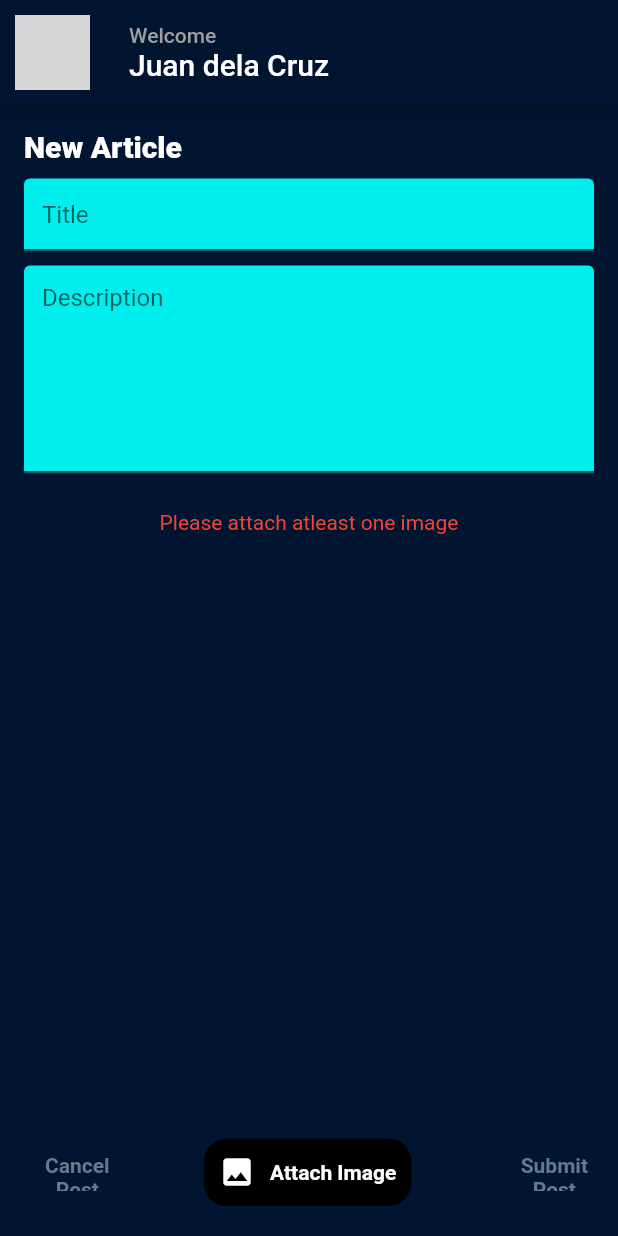
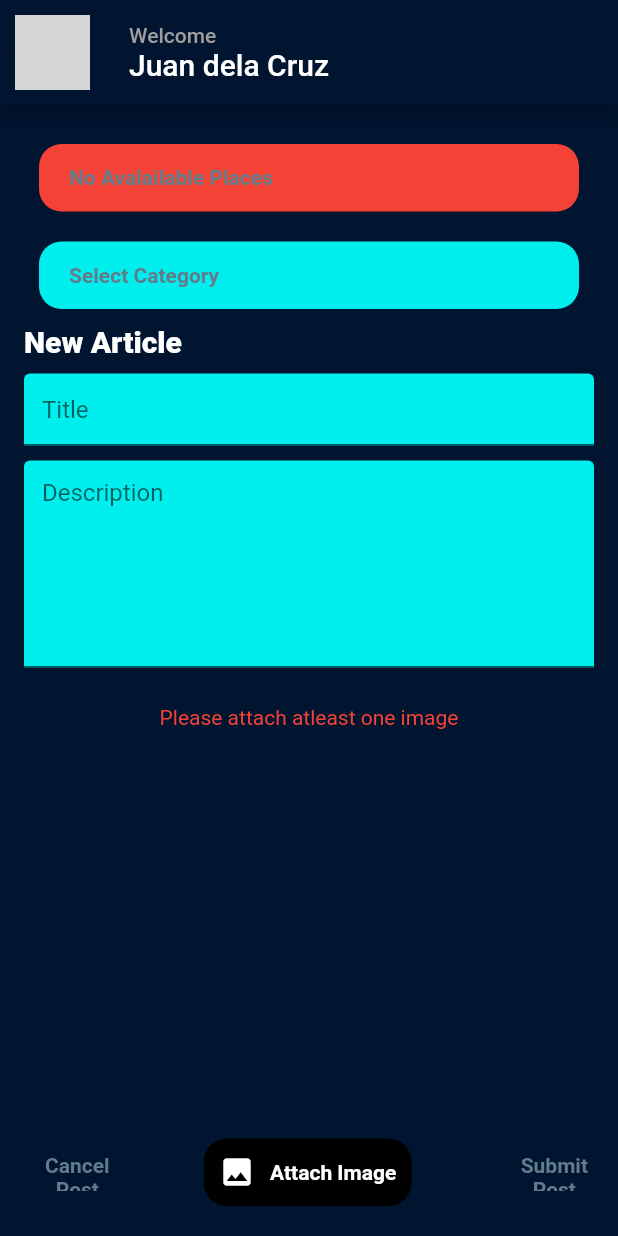
Before and after one commit to BARMM-TourisMA/public-tourism-prototype, a Flutter app: the PostPage screen opened by its route, on a phone screen of 412 x 824 dp. Run offline on Flutter 3.47's test engine with Material 2 defaults, Android fonts, the phone set to English and light mode, and no system bars; our stand-ins replace carousel_slider, cloud_firestore, firebase_auth, firebase_core, firebase_storage, flutter_signin_button and 4 more; missing offline and left inert: dart:html, image_picker_web; accounts and stored records are empty; Roboto replaces fonts that are missing (Raleway); grey boxes are pictures that could not be loaded.

Commit message:
category and location

```diff
--- a/lib/common/models/location_model.dart
+++ b/lib/common/models/location_model.dart
@@ -57,7 +57,7 @@ class LocationModel extends ResourceModel {
       key: '',
       title: json['title'] is String ? json['title'] : '',
       description: json['description'] is String ? json['description'] : '',
-      image: json['image'] is String ? json['location'] : '',
+      image: json['image'] is String ? json['image'] : '',
     );
   }
   @override
--- a/lib/common/widgets/tour_button.dart
+++ b/lib/common/widgets/tour_button.dart
@@ -20,17 +20,8 @@ class TourButton extends StatelessWidget {
   bool get clickable {
     return loading != true && disabled != true;
   }
-  @override
-  Widget build(BuildContext context) {
-    return MouseRegion(
-      cursor: clickable ? SystemMouseCursors.click: SystemMouseCursors.forbidden,
-      child: GestureDetector(
-        onTap: () {
-          if (onPressed != null && clickable) {
-            onPressed?.call();
-          }
-        },
-        child: Container(
+  buildButton() {
+    return  Container(
           height: 45,
           margin: const EdgeInsets.all(10),
           decoration: BoxDecoration(
@@ -63,8 +54,20 @@ class TourButton extends StatelessWidget {
               ],
             ),
           ),
-        ),
-      ),
+        );
+  }
+  @override
+  Widget build(BuildContext context) {
+    return MouseRegion(
+      cursor: clickable ? SystemMouseCursors.click: SystemMouseCursors.forbidden,
+      child: (onPressed != null && clickable) ? GestureDetector(
+        onTap: () {
+          if (onPressed != null && clickable) {
+            onPressed?.call();
+          }
+        },
+        child: buildButton()
+      ): buildButton(),
     );
   }
 }
--- a/lib/features/contributor/post_page.dart
+++ b/lib/features/contributor/post_page.dart
@@ -2,16 +2,20 @@
 
 import 'package:cloud_firestore/cloud_firestore.dart';
 import 'package:firebase_storage/firebase_storage.dart';
+import 'package:flutter/cupertino.dart';
 import 'package:flutter/foundation.dart';
 import 'package:flutter/material.dart';
 import 'package:image_picker/image_picker.dart';
 import 'package:image_picker_web/image_picker_web.dart';
 import 'package:public_tourism/common/constants.dart';
+import 'package:public_tourism/common/models/location_model.dart';
 import 'package:public_tourism/common/models/post_model.dart';
 import 'package:public_tourism/common/models/upload_progress_model.dart';
 import 'package:public_tourism/common/widgets/tour_button.dart';
+import 'package:public_tourism/resource/location_resource.dart';
 
 import '../../common/widgets/app_bar.dart';
+import 'floating_modal.dart';
 
 class PostPage extends StatefulWidget {
   final PostModel? post;
@@ -31,7 +35,9 @@ class _PostPageState extends State<PostPage> {
   final _formKey = GlobalKey<FormState>();
   final List<UploadProgressModel<dynamic>> _images = [];
   late FocusNode descFocusNode;
+  String selectedCategory = "";
   bool isBusy = false;
+  LocationModel? selectedLoc;
 
   @override
   void initState() {
@@ -69,6 +75,8 @@ class _PostPageState extends State<PostPage> {
     });
     final post = PostModel(
         title: _titleCtrl.text,
+        location: selectedLoc?.id ?? '',
+        category: selectedCategory,
         description: _descriptionCtrl.text,
         attachments: []);
     var doc = await postCollection.add(post.toMap());
@@ -80,16 +88,15 @@ class _PostPageState extends State<PostPage> {
       late Reference snapshot;
       if (kIsWeb) {
         final info = progress.data;
-        snapshot =
-            storeInstance.ref().child('images/${doc.id}/${info.name}');
+        snapshot = storeInstance.ref().child('images/${doc.id}/${info.name}');
         task = snapshot.putBlob(
             info.slice(), SettableMetadata(contentType: info.type));
       } else {
         final xfile = progress.data as XFile;
-        snapshot =
-            storeInstance.ref().child('images/${doc.id}/${xfile.name}');
+        snapshot = storeInstance.ref().child('images/${doc.id}/${xfile.name}');
         final bytes = await xfile.readAsBytes();
-        task = snapshot.putData(bytes, SettableMetadata(contentType: xfile.mimeType));
+        task = snapshot.putData(
+            bytes, SettableMetadata(contentType: xfile.mimeType));
       }
       task.snapshotEvents.listen((snap) {
         double value =
@@ -148,13 +155,37 @@ class _PostPageState extends State<PostPage> {
               ),
             Container(
               margin: const EdgeInsets.all(2.5),
-              decoration: BoxDecoration(color: AppContants.secondaryColor, borderRadius: BorderRadius.circular(5)),
+              decoration: BoxDecoration(
+                  color: AppContants.secondaryColor,
+                  borderRadius: BorderRadius.circular(5)),
               child: Text(
                 "${item.title} ${isBusy ? '${(100 * item.progress).round()}%' : ''}",
                 style: AppContants.defaultTextStyle,
               ),
             )
           ],
+        ],
+      ),
+    );
+  }
+
+  Widget buildLocationOption(
+      {required String label, required Image image, VoidCallback? onPressed}) {
+    return GestureDetector(
+      onTap: onPressed,
+      child: Column(
+        children: [
+          CircleAvatar(
+            radius: 40,
+            backgroundImage: image.image,
+          ),
+          const SizedBox(
+            height: 10,
+          ),
+          Text(
+            label,
+            //style: AppContants.defaultTextStyle,
+          )
         ],
       ),
     );
@@ -174,6 +205,79 @@ class _PostPageState extends State<PostPage> {
                   child: Column(
                     crossAxisAlignment: CrossAxisAlignment.start,
                     children: [
+                      StreamBuilder<List<LocationModel>>(
+                        stream: LocationResource.store.stream(),
+                        builder: (BuildContext context,
+                            AsyncSnapshot<List<LocationModel>> snapshot) {
+                          if (snapshot.hasData && snapshot.data!.isNotEmpty) {
+                            return PopupMenuButton<LocationModel?>(
+                              constraints: const BoxConstraints(minWidth: 600),
+                              child: TourButton(
+                                label: selectedLoc == null
+                                    ? "Select Location"
+                                    : selectedLoc?.title ?? "No Title",
+                                textColor:
+                                    selectedLoc == null ? null : Colors.black,
+                                color: AppContants.textFieldColor,
+                              ),
+                              itemBuilder: (BuildContext context) =>
+                                  <PopupMenuEntry<LocationModel?>>[
+                                ...snapshot.data!.map((e) {
+                                  return PopupMenuItem(
+                                    value: e,
+                                    onTap: (() {
+                                      setState(() {
+                                        selectedLoc = e;
+                                      });
+                                    }),
+                                    child: ListTile(
+                                      leading: CircleAvatar(
+                                        backgroundImage: e.image != null
+                                            ? Image.network(e.image!).image
+                                            : null,
+                                      ),
+                                      title: Text(e.title ?? 'No Title'),
+                                      trailing:
+                                          const Icon(Icons.arrow_right_sharp),
+                                    ),
+                                  );
+                                }),
+                              ],
+                            );
+                          } else {
+                            return const TourButton(label: "No Avalailable Places",);
+                          }
+                        },
+                      ),
+                      PopupMenuButton<String>(
+                        constraints: const BoxConstraints(minWidth: 600),
+                        child: TourButton(
+                          label: selectedCategory == ""
+                              ? "Select Category"
+                              : selectedCategory,
+                          textColor:
+                              selectedCategory == "" ? null : Colors.black,
+                          color: AppContants.textFieldColor,
+                        ),
+                        itemBuilder: (BuildContext context) =>
+                            <PopupMenuEntry<String>>[
+                          ...AppContants.postCategories.map((e) {
+                            return PopupMenuItem(
+                              value: e,
+                              onTap: (() {
+                                setState(() {
+                                  selectedCategory = e;
+                                });
+                              }),
+                              child: ListTile(
+                                leading: const Icon(Icons.arrow_right_sharp),
+                                title: Text(e),
+                                trailing: const Icon(Icons.category),
+                              ),
+                            );
+                          }),
+                        ],
+                      ),
                       Text(
                         "New Article",
                         style: TextStyle(
@@ -232,7 +336,10 @@ class _PostPageState extends State<PostPage> {
                           return null;
                         },
                       ),
-                      Expanded(child: SingleChildScrollView(child: progress,)),
+                      Expanded(
+                          child: SingleChildScrollView(
+                        child: progress,
+                      )),
                     ],
                   ),
                 )),
```
